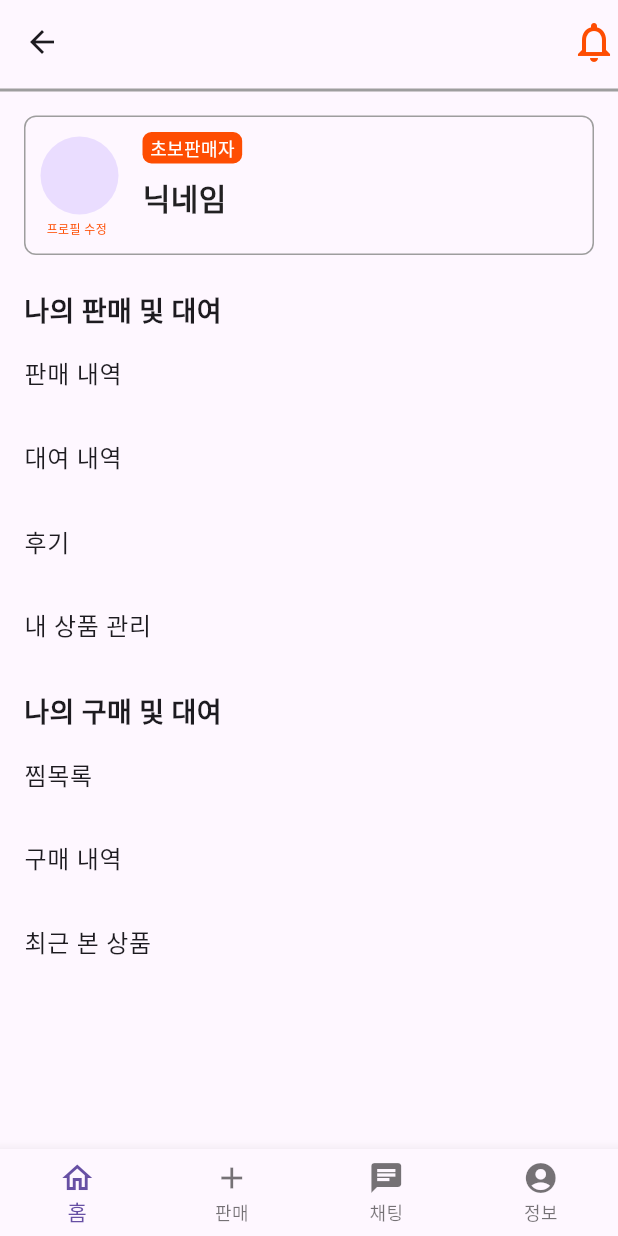
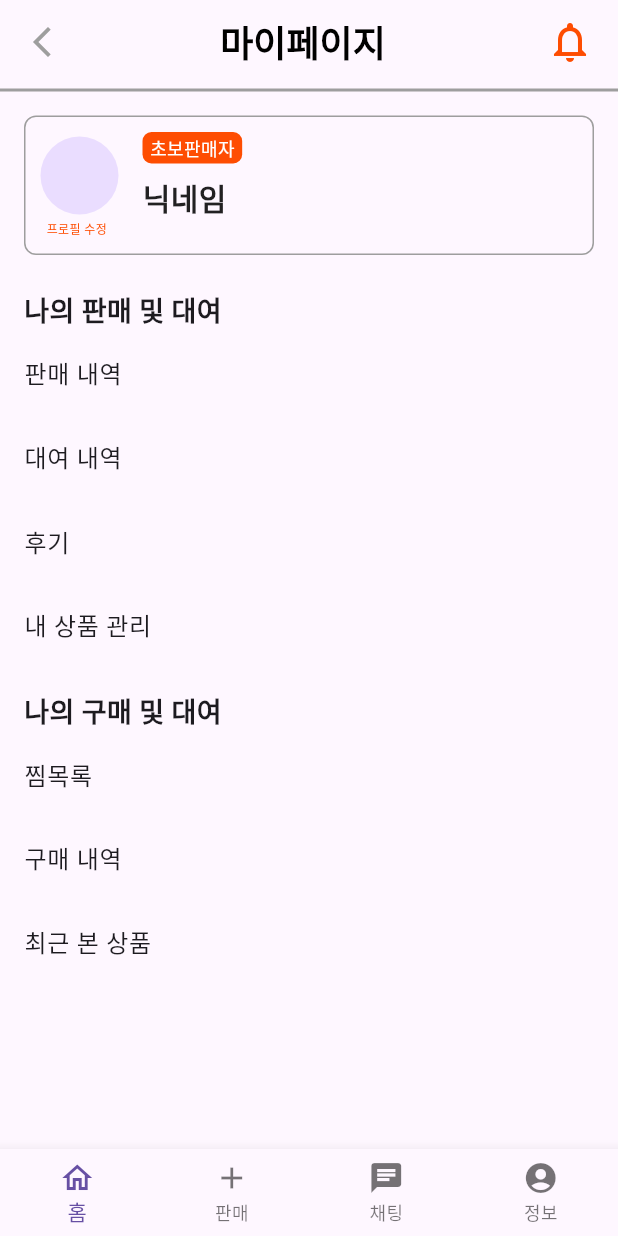
Before and after one commit to pknu-wap/-2-Y-NOT-Project, a Flutter app: the screen it shows after launch, on a phone screen of 412 x 824 dp. Run offline on Flutter 3.47's test engine with Material 3 defaults, Android fonts, the phone set to English and light mode, and no system bars; our stand-ins replace cloud_firestore, firebase_auth, firebase_core, get, image_picker; missing offline and left inert: chatview; accounts and stored records are empty; project files that could hold a hidden picture were left out.

```diff
--- a/lib/MyPage.dart
+++ b/lib/MyPage.dart
@@ -37,29 +37,34 @@ class _MyPageState extends State<MyPage> {
   Widget build(BuildContext context) {
     return Scaffold(
       appBar: AppBar(
-        title: const Text(
+        title: Row(
+          children: [
+            GestureDetector(
+              onTap: () {
+                Navigator.pop(context);
+                // Handle back button
+              },
+              child: Icon(Icons.arrow_back_ios_new, color: Colors.grey, size: 24),
+            ),
+            Expanded(
+              child: Center(
+                child: Text(
                   '마이페이지',
                   style: TextStyle(fontWeight: FontWeight.bold, color: Colors.black, fontSize: 24),
                 ),
-        centerTitle: true,
-        leading: IconButton(
-          icon: const Icon(Icons.arrow_back),
-          onPressed: () {
-            Navigator.pop(context); // 이전 페이지로 이동
-          },
               ),
-        actions: [
-          const Expanded(child: SizedBox()),
+            ),
             GestureDetector(
-            child: const Icon(Icons.notifications_none_outlined, color: Color(0xFFFE4D02), size: 32),
               onTap: () {
                 Navigator.push(
                   context,
                   MaterialPageRoute(builder: (context) => NotificationsPage()),
                 );
               },
+              child: Icon(Icons.notifications_none_outlined, color: Color(0xFFFE4D02), size: 32),
             ),
           ],
+        ),
         bottom: PreferredSize(
           preferredSize: const Size.fromHeight(5.0),
           child: Container(
```
Lines whose indentation alone changed are shown as unchanged.
